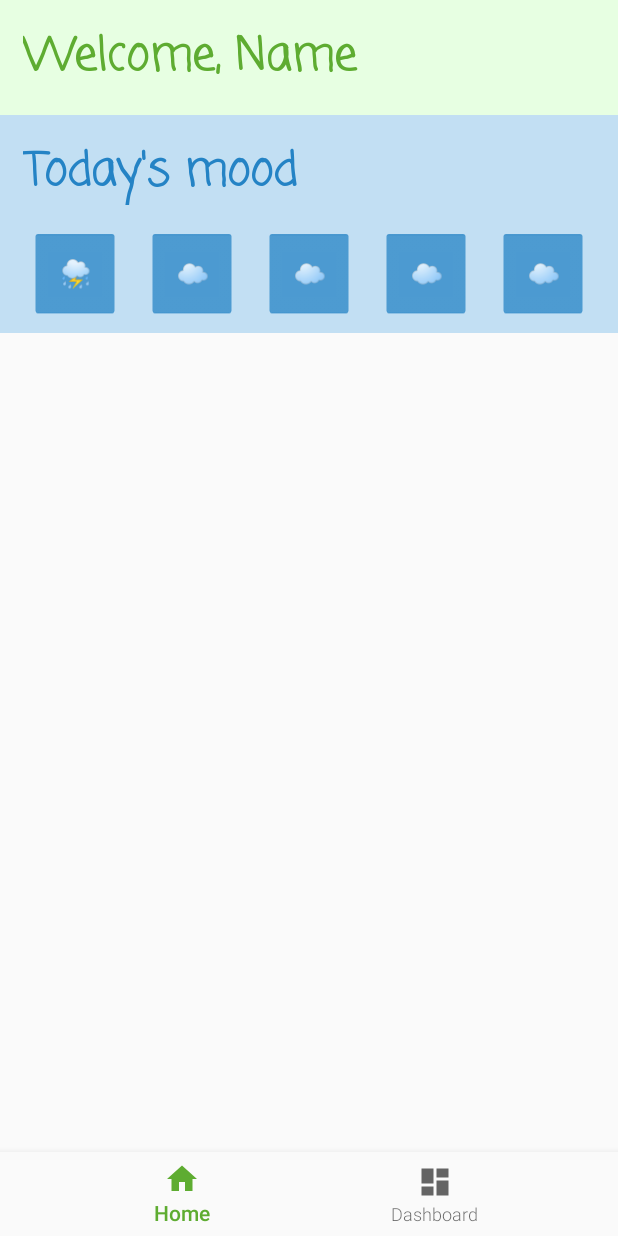
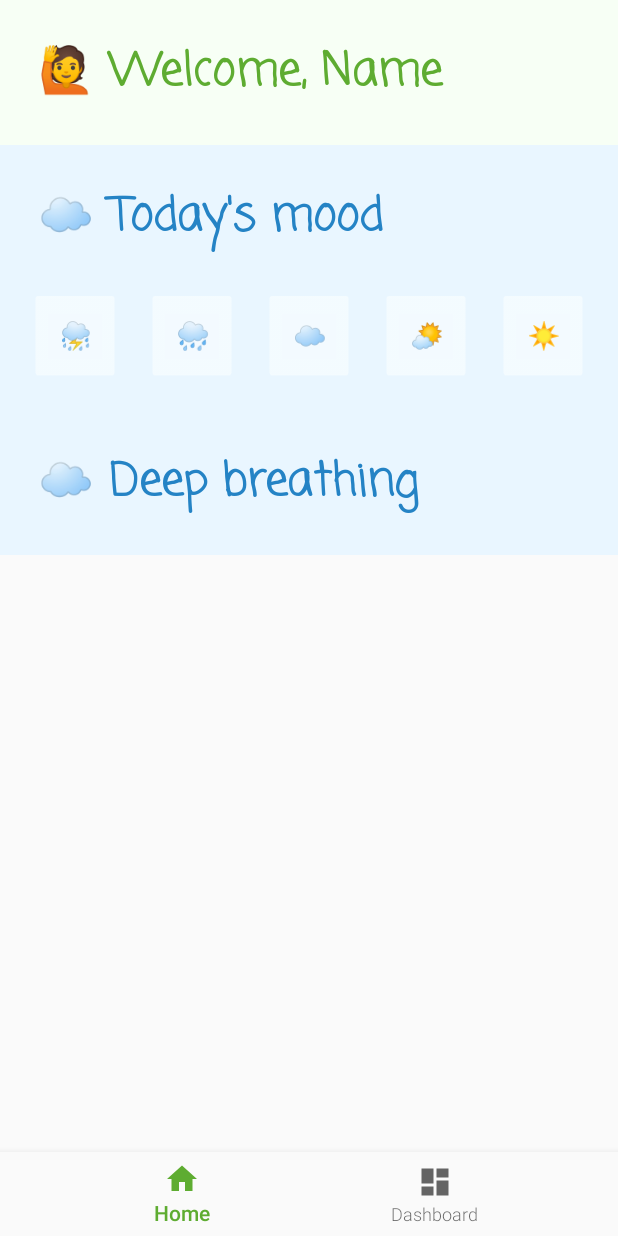
Before and after one commit to LiljaKiiski/my-path, an Android app: the HomeFragment screen opened directly, with no data from a screen before it, on a phone screen of 412 x 824 dp. Run offline under Robolectric (Android 15) with nearby library versions, the phone set to English and light mode, and no system bars; our stand-ins replace navigation-ui.

Commit message:
mood stuff done for home

```diff
--- a/app/src/main/res/layout/fragment_home.xml
+++ b/app/src/main/res/layout/fragment_home.xml
@@ -29,8 +29,8 @@
                 android:layout_width="match_parent"
                 android:layout_height="wrap_content"
                 android:fontFamily="casual"
-                android:padding="15dp"
-                android:text="Welcome, Name"
+                android:padding="25dp"
+                android:text="🙋 Welcome, Name"
                 android:background="@color/back_green"
                 android:textColor="@color/green3"
                 android:textSize="30sp"
@@ -41,11 +41,11 @@
             <TextView
                 android:id="@+id/textView2"
                 android:layout_width="match_parent"
-                android:layout_height="75dp"
+                android:layout_height="wrap_content"
                 android:background="@color/back_blue"
                 android:fontFamily="casual"
-                android:padding="15dp"
-                android:text="Today's mood"
+                android:padding="25dp"
+                android:text="☁️ Today's mood"
                 android:textColor="@color/blue_med"
                 android:textSize="30sp"
                 android:textStyle="bold"
@@ -56,7 +56,7 @@
             <TextView
                 android:id="@+id/textView3"
                 android:layout_width="match_parent"
-                android:layout_height="70dp"
+                android:layout_height="80dp"
                 android:background="@color/back_blue"
                 android:fontFamily="casual"
                 android:padding="15dp"
@@ -73,7 +73,7 @@
                 android:id="@+id/low"
                 android:layout_width="60dp"
                 android:layout_height="60dp"
-                android:backgroundTint="@color/blue_med"
+                android:backgroundTint="@color/blue_btn"
                 android:layout_marginLeft="20dp"
                 android:text="⛈️"
                 app:layout_constraintStart_toStartOf="parent"
@@ -83,8 +83,8 @@
                 android:id="@+id/med_low"
                 android:layout_width="60dp"
                 android:layout_height="60dp"
-                android:backgroundTint="@color/blue_med"
-                android:text="☁️"
+                android:backgroundTint="@color/blue_btn"
+                android:text="🌧️"
                 app:layout_constraintEnd_toStartOf="@+id/med"
                 app:layout_constraintStart_toEndOf="@+id/low"
                 app:layout_constraintTop_toBottomOf="@+id/textView2" />
@@ -93,7 +93,7 @@
                 android:id="@+id/med"
                 android:layout_width="60dp"
                 android:layout_height="60dp"
-                android:backgroundTint="@color/blue_med"
+                android:backgroundTint="@color/blue_btn"
                 android:text="☁️"
                 app:layout_constraintEnd_toEndOf="parent"
                 app:layout_constraintStart_toStartOf="@+id/textView2"
@@ -103,8 +103,8 @@
                 android:id="@+id/med_high"
                 android:layout_width="60dp"
                 android:layout_height="60dp"
-                android:backgroundTint="@color/blue_med"
-                android:text="☁️"
+                android:backgroundTint="@color/blue_btn"
+                android:text="🌤️"
                 app:layout_constraintEnd_toStartOf="@+id/high"
                 app:layout_constraintStart_toEndOf="@+id/med"
                 app:layout_constraintTop_toBottomOf="@+id/textView2" />
@@ -113,11 +113,26 @@
                 android:id="@+id/high"
                 android:layout_width="60dp"
                 android:layout_height="60dp"
-                android:backgroundTint="@color/blue_med"
+                android:backgroundTint="@color/blue_btn"
                 android:layout_marginRight="20dp"
-                android:text="☁️"
+                android:text="☀️"
                 app:layout_constraintEnd_toEndOf="parent"
                 app:layout_constraintTop_toBottomOf="@+id/textView2" />
+
+            <TextView
+                android:id="@+id/textView4"
+                android:layout_width="match_parent"
+                android:layout_height="wrap_content"
+                android:background="@color/back_blue"
+                android:fontFamily="casual"
+                android:padding="25dp"
+                android:text="☁️ Deep breathing"
+                android:textColor="@color/blue_med"
+                android:textSize="30sp"
+                android:textStyle="bold"
+                app:layout_constraintEnd_toEndOf="parent"
+                app:layout_constraintStart_toStartOf="parent"
+                app:layout_constraintTop_toBottomOf="@+id/textView3" />
 
 
         </androidx.constraintlayout.widget.ConstraintLayout>
--- a/app/src/main/res/values/colors.xml
+++ b/app/src/main/res/values/colors.xml
@@ -6,8 +6,10 @@
     <color name="blue_dark">#0A5488</color>
     <color name="blue_med">#2483c5</color>
 
-    <color name="back_blue">#C2DFF3</color>
-    <color name="back_green">#E7FFE2</color>
+    <color name="blue_btn">#F7FDFF</color>
+
+    <color name="back_blue">#E9F6FF</color>
+    <color name="back_green">#F7FFF5</color>
 
     <color name="green1">#D6FFA6</color>
     <color name="green2">#75D654</color>
```
